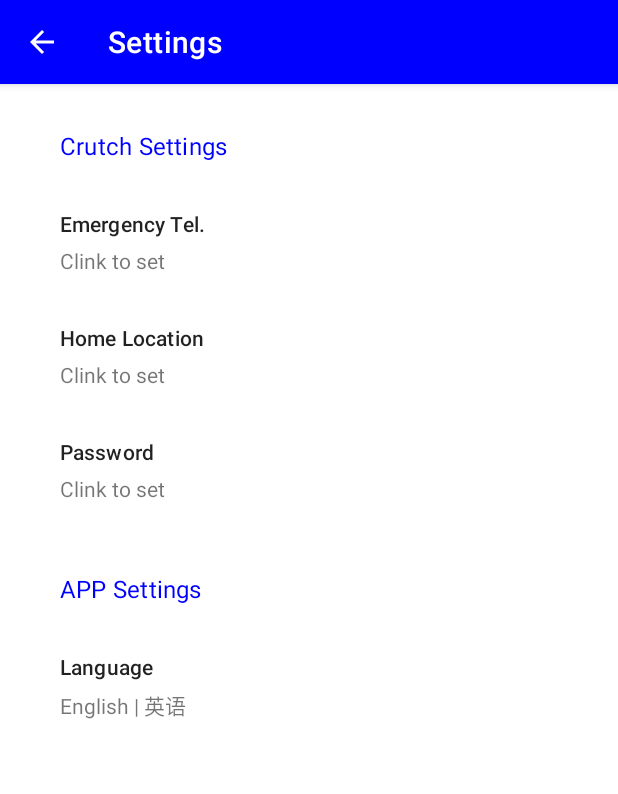
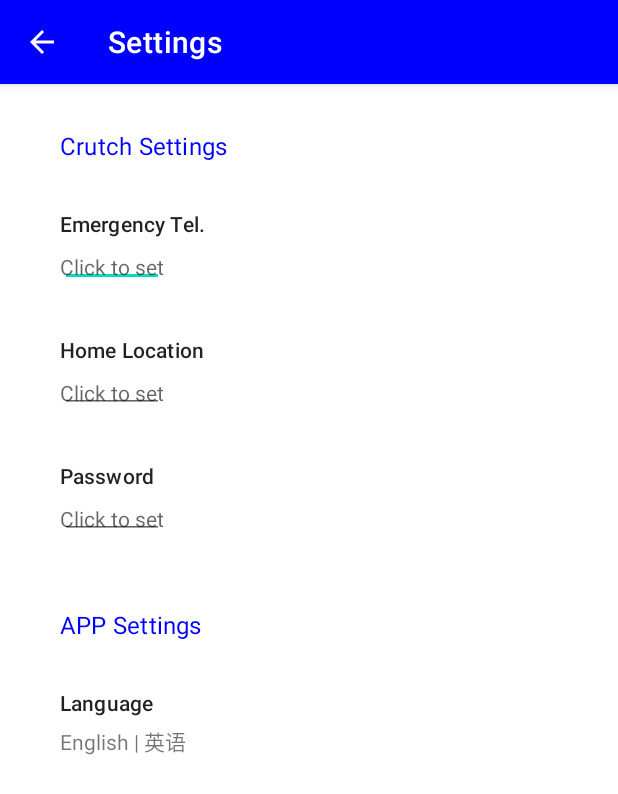
Before and after one commit to link857/SmartCrutch_Android_App_new, an Android app: the SettingsActivity screen opened directly, with no data from a screen before it, on a phone screen of 412 x 824 dp. Shown: the top 794 px of the screen. Run offline under Robolectric (Android 15) with nearby library versions, the phone set to English and light mode, and no system bars.

Commit message:
restart the previous step to debug, and improve SettingsActivity

```diff
--- a/app/src/main/java/deltazero/smartcrutch/core/API.java
+++ b/app/src/main/java/deltazero/smartcrutch/core/API.java
@@ -34,7 +34,7 @@ public class API {
 
     private final static OkHttpClient client = new OkHttpClient();
     private final static Handler mHandler = new Handler(Looper.getMainLooper());
-    public static final String serverUrl = "http://39.103.138.199:5283/";
+    public static final String serverUrl = "http://192.168.0.114:8000/";
 
     /* Login
 
--- a/app/src/main/java/deltazero/smartcrutch/ui/SettingsActivity.java
+++ b/app/src/main/java/deltazero/smartcrutch/ui/SettingsActivity.java
@@ -4,6 +4,7 @@ import android.content.Intent;
 import android.os.Bundle;
 import android.util.Log;
 import android.view.View;
+import android.widget.EditText;
 import android.widget.TextView;
 import android.widget.Toast;
 
@@ -16,7 +17,8 @@ import deltazero.smartcrutch.core.API;
 
 public class SettingsActivity extends AppCompatActivity {
 
-    private TextView tvPhoneInfo, tvHomeInfo, tvLanguageInfo;
+    private TextView tvLanguageInfo;
+    private EditText etPhoneInfo, etHomeInfo, etPasswordInfo;
     private API.Settings settings;
 
     private int easterEggTriggerCount = 0;
@@ -28,8 +30,9 @@ public class SettingsActivity extends AppCompatActivity {
 
         // Init UI
         getSupportActionBar().setTitle(getString(R.string.settings_activity_title));
-        tvPhoneInfo = findViewById(R.id.settings_tv_phone_info);
-        tvHomeInfo = findViewById(R.id.settings_tv_home_info);
+        etPhoneInfo = findViewById(R.id.settings_tv_phone_info);
+        etHomeInfo = findViewById(R.id.settings_tv_home_info);
+        etPasswordInfo = findViewById(R.id.settings_tv_password_info);
         tvLanguageInfo = findViewById(R.id.settings_tv_language_info);
 
         Log.d("settings", "Language: " + Locale.getDefault().getLanguage());
@@ -70,15 +73,14 @@ public class SettingsActivity extends AppCompatActivity {
             case 0:
                 this.settings = settings;
 
-                if (settings.phone == null)
-                    tvPhoneInfo.setText(getString(R.string.clink_to_set));
-                else
-                    tvPhoneInfo.setText(settings.phone);
+                if (settings.phone != null)
+                    etPhoneInfo.setText(settings.phone);
 
-                if (settings.home == null)
-                    tvHomeInfo.setText(getString(R.string.clink_to_set));
-                else
-                    tvHomeInfo.setText(settings.home);
+                if (settings.home != null)
+                    etHomeInfo.setText(settings.home);
+
+                if (settings.password != null)
+                    etPasswordInfo.setText(settings.password);
 
                 break;
 
--- a/app/src/main/res/layout/activity_settings.xml
+++ b/app/src/main/res/layout/activity_settings.xml
@@ -42,7 +42,7 @@
                     android:text="@string/emergency_tel"
                     android:textAppearance="@style/TextAppearance.MaterialComponents.Subtitle2" />
 
-                <TextView
+                <EditText
                     android:id="@+id/settings_tv_phone_info"
                     android:layout_width="wrap_content"
                     android:layout_height="wrap_content"
@@ -50,7 +50,8 @@
                     android:layout_marginStart="40dp"
                     android:layout_marginTop="5dp"
                     android:layout_marginBottom="16dp"
-                    android:text="@string/clink_to_set" />
+                    android:hint="@string/click_to_set"
+                    android:textSize="14sp" />
 
             </RelativeLayout>
 
@@ -71,7 +72,7 @@
                     android:text="@string/home_location"
                     android:textAppearance="@style/TextAppearance.MaterialComponents.Subtitle2" />
 
-                <TextView
+                <EditText
                     android:id="@+id/settings_tv_home_info"
                     android:layout_width="wrap_content"
                     android:layout_height="wrap_content"
@@ -79,7 +80,8 @@
                     android:layout_marginStart="40dp"
                     android:layout_marginTop="5dp"
                     android:layout_marginBottom="16dp"
-                    android:text="@string/clink_to_set" />
+                    android:hint="@string/click_to_set"
+                    android:textSize="14sp" />
 
             </RelativeLayout>
 
@@ -100,7 +102,7 @@
                     android:text="@string/password"
                     android:textAppearance="@style/TextAppearance.MaterialComponents.Subtitle2" />
 
-                <TextView
+                <EditText
                     android:id="@+id/settings_tv_password_info"
                     android:layout_width="wrap_content"
                     android:layout_height="wrap_content"
@@ -108,7 +110,8 @@
                     android:layout_marginStart="40dp"
                     android:layout_marginTop="5dp"
                     android:layout_marginBottom="16dp"
-                    android:text="@string/clink_to_set" />
+                    android:hint="@string/click_to_set"
+                    android:textSize="14sp" />
 
             </RelativeLayout>
 
@@ -147,7 +150,7 @@
                     android:layout_marginStart="40dp"
                     android:layout_marginTop="5dp"
                     android:layout_marginBottom="16dp"
-                    android:text="@string/clink_to_set" />
+                    android:text="@string/click_to_set" />
 
             </RelativeLayout>
 
--- a/app/src/main/res/values/strings.xml
+++ b/app/src/main/res/values/strings.xml
@@ -44,7 +44,7 @@ Copyright © 2021 DeltaZero, All rights reserved.\n</string>
     <string name="map_activity_title">Map</string>
     <string name="crutch_settings_subtitle">Crutch Settings</string>
     <string name="emergency_tel">Emergency Tel.</string>
-    <string name="clink_to_set">Clink to set</string>
+    <string name="click_to_set">Click to set</string>
     <string name="home_location">Home Location</string>
     <string name="app_settings_subtitle">APP Settings</string>
     <string name="language">Language</string>
```
Also changed, not shown: 2 other files.
